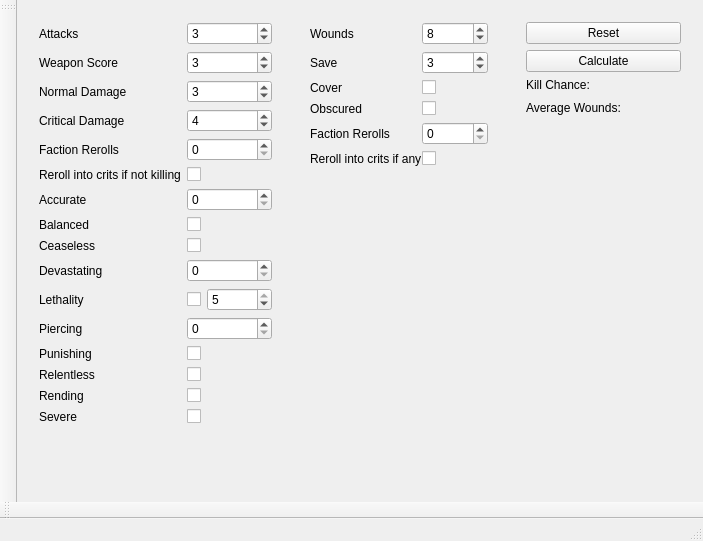
This is Kill Team Calculator/KillTeamCalculator.ui in dito464/Kill-Team-Calculator as Qt 5 draws it before an edit. The edited form follows.
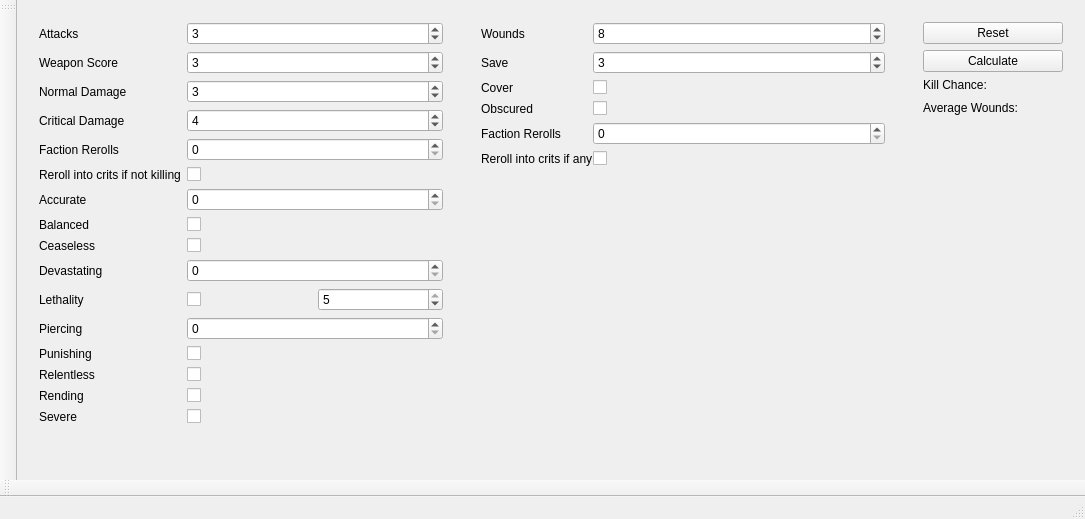
This is the edited form. Custom widgets are drawn as their Qt base class.

What changed in the file:
```diff
--- a/Kill Team Calculator/KillTeamCalculator.ui
+++ b/Kill Team Calculator/KillTeamCalculator.ui
@@ -6,8 +6,8 @@
    <rect>
     <x>0</x>
     <y>0</y>
-    <width>703</width>
-    <height>541</height>
+    <width>1085</width>
+    <height>519</height>
    </rect>
   </property>
   <property name="sizePolicy">
@@ -34,7 +34,7 @@
    </property>
    <layout class="QVBoxLayout" name="verticalLayout">
     <item>
-     <layout class="QHBoxLayout" name="rangedLayout" stretch="0,0,0,0,0">
+     <layout class="QHBoxLayout" name="rangedLayout" stretch="3,0,3,0,1">
       <item>
        <widget class="attacker_widget" name="attackerWidget" native="true">
         <property name="sizePolicy">
@@ -45,7 +45,7 @@
         </property>
         <property name="minimumSize">
          <size>
-          <width>250</width>
+          <width>300</width>
           <height>0</height>
          </size>
         </property>
@@ -206,7 +206,7 @@
               <widget class="QSpinBox" name="lethalitySpinBox">
                <property name="minimumSize">
                 <size>
-                 <width>65</width>
+                 <width>80</width>
                  <height>0</height>
                 </size>
                </property>
@@ -317,7 +317,7 @@
         </property>
         <property name="minimumSize">
          <size>
-          <width>200</width>
+          <width>250</width>
           <height>200</height>
          </size>
         </property>
```
Left out of the diff: 2 changed lines with no effect on the pictures.
